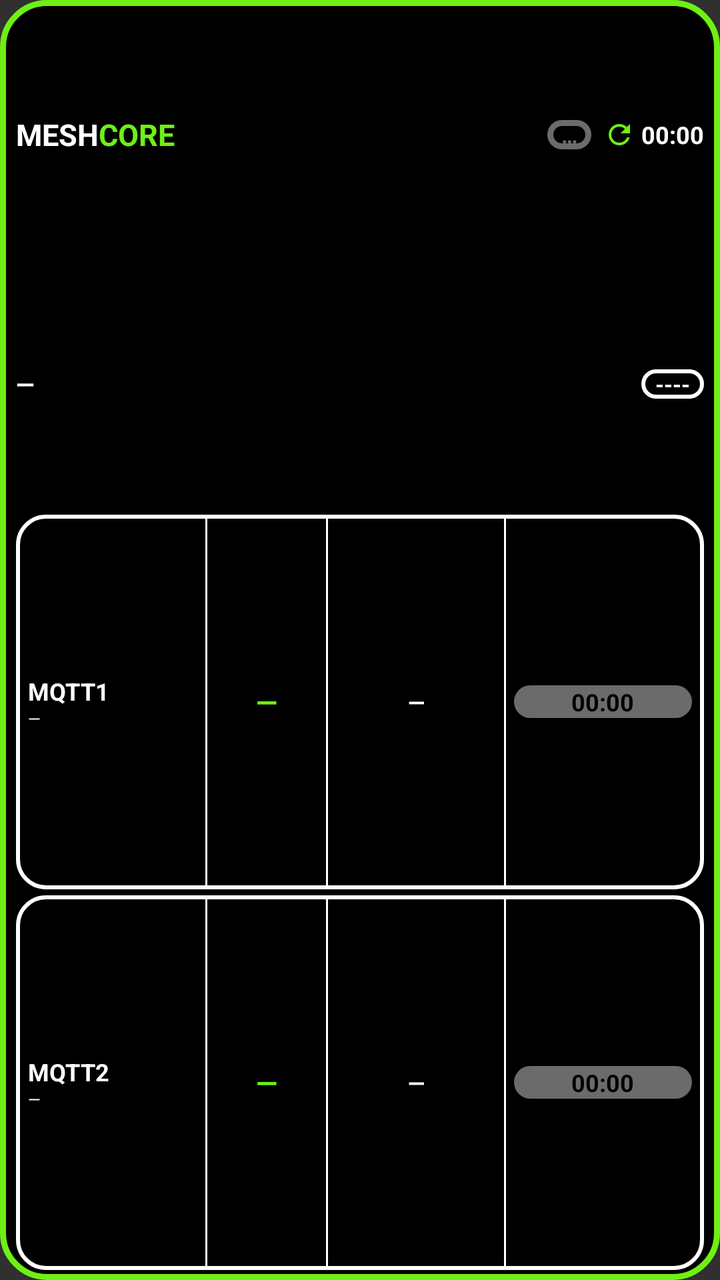
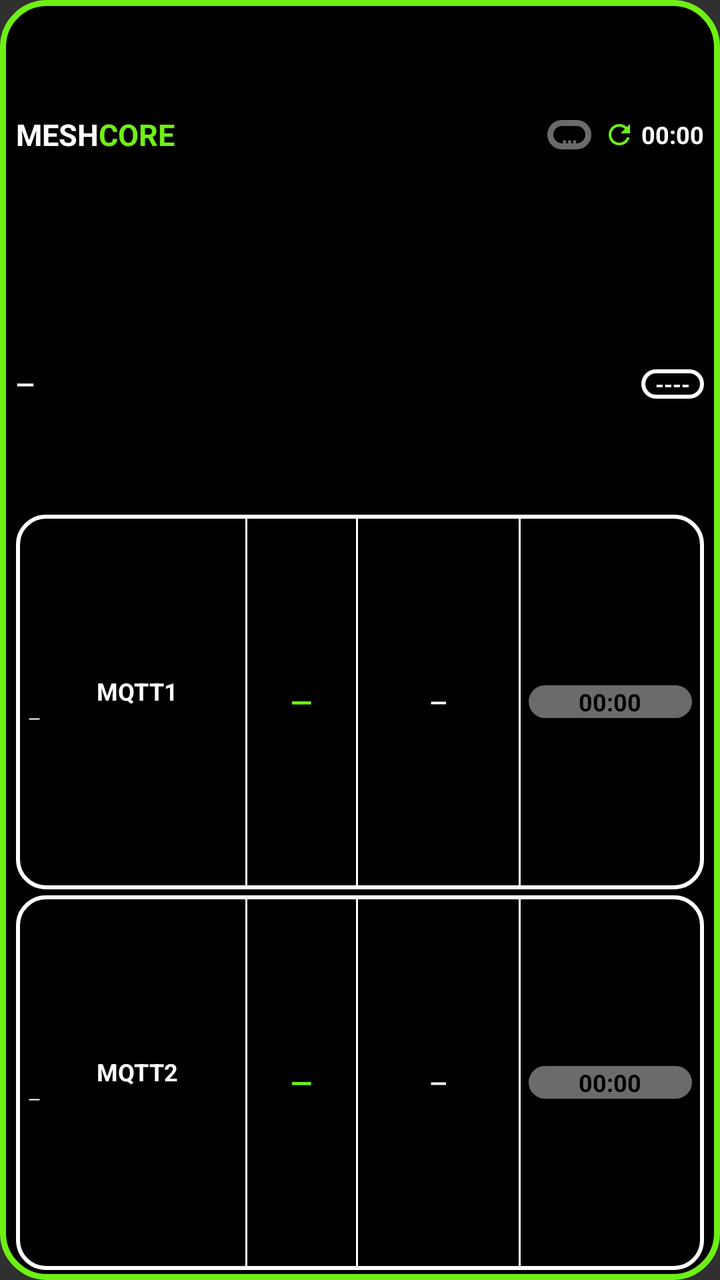

Compare the two renders of this Android layout. The source of the first and the diff that turns it into the second are given below.
<!-- AndroidManifest.xml: application theme android:Theme.Material.NoActionBar -->
<!-- res/layout/widget_observer_compact.xml -->
<?xml version="1.0" encoding="utf-8"?>
<LinearLayout xmlns:android="http://schemas.android.com/apk/res/android"
    android:id="@+id/widget_root"
    android:layout_width="match_parent"
    android:layout_height="match_parent"
    android:orientation="vertical"
    android:paddingStart="8dp" android:paddingEnd="8dp" android:paddingTop="5dp" android:paddingBottom="5dp"
    android:background="@drawable/widget_bg">

    <LinearLayout android:layout_width="match_parent" android:layout_height="0dp" android:layout_weight="2"
        android:orientation="horizontal" android:gravity="center_vertical">
        <TextView android:layout_width="wrap_content" android:layout_height="wrap_content" android:text="MESH" android:textColor="#FFFFFF" android:textStyle="bold" android:textSize="15sp" android:maxLines="1"/>
        <TextView android:layout_width="wrap_content" android:layout_height="wrap_content" android:text="CORE" android:textColor="#6EF015" android:textStyle="bold" android:textSize="15sp" android:maxLines="1"/>
        <FrameLayout android:layout_width="0dp" android:layout_height="1dp" android:layout_weight="1"/>
        <TextView android:id="@+id/obs_live" android:layout_width="wrap_content" android:layout_height="wrap_content"
            android:background="@drawable/live_gray" android:paddingStart="7dp" android:paddingEnd="7dp"
            android:text="…" android:textColor="#6B6B6B" android:textStyle="bold" android:textSize="11sp" android:maxLines="1"/>
        <ImageView android:id="@+id/refresh_icon" android:layout_width="16dp" android:layout_height="16dp" android:layout_marginStart="6dp"
            android:src="@drawable/ic_refresh" android:contentDescription="@null"/>
        <Chronometer android:id="@+id/interval_text" android:layout_width="wrap_content" android:layout_height="wrap_content"
            android:layout_marginStart="3dp" android:text="15 s" android:textColor="#FFFFFF" android:textStyle="bold" android:textSize="12sp" android:maxLines="1"/>
    </LinearLayout>

    <LinearLayout android:layout_width="match_parent" android:layout_height="0dp" android:layout_weight="2"
        android:orientation="horizontal" android:gravity="center_vertical">
        <TextView android:id="@+id/obs_name" android:layout_width="0dp" android:layout_height="wrap_content" android:layout_weight="1"
            android:text="—" android:textColor="#FFFFFF" android:textStyle="bold" android:textSize="12sp" android:maxLines="1" android:ellipsize="end"/>
        <TextView android:id="@+id/obs_hash" android:layout_width="wrap_content" android:layout_height="wrap_content"
            android:background="@drawable/badge_outline" android:paddingStart="7dp" android:paddingEnd="7dp"
            android:text="----" android:textColor="#FFFFFF" android:textStyle="bold" android:textSize="11sp" android:maxLines="1"/>
    </LinearLayout>

    <LinearLayout android:layout_width="match_parent" android:layout_height="0dp" android:layout_weight="3"
        android:layout_marginTop="3dp" android:orientation="horizontal" android:gravity="center_vertical"
        android:background="@drawable/card_outline" android:paddingStart="6dp" android:paddingEnd="6dp" android:paddingTop="2dp" android:paddingBottom="2dp">
        <LinearLayout android:layout_width="0dp" android:layout_height="wrap_content" android:layout_weight="3" android:orientation="vertical">
            <TextView android:layout_width="wrap_content" android:layout_height="wrap_content" android:text="MQTT1" android:textColor="#FFFFFF" android:textStyle="bold" android:textSize="12sp" android:maxLines="1"/>
            <TextView android:id="@+id/m1_host" android:layout_width="match_parent" android:layout_height="wrap_content" android:text="—" android:textColor="#FFFFFF" android:textSize="8sp" android:maxLines="1" android:ellipsize="end"/>
        </LinearLayout>
        <FrameLayout android:layout_width="1dp" android:layout_height="match_parent" android:background="#FFFFFF"/>
        <TextView android:id="@+id/m1_hour" android:layout_width="0dp" android:layout_height="wrap_content" android:layout_weight="2" android:gravity="center" android:text="—" android:textColor="#6EF015" android:textStyle="bold" android:textSize="14sp" android:maxLines="1"/>
        <LinearLayout android:id="@+id/m1_total_col" android:layout_width="0dp" android:layout_height="match_parent" android:layout_weight="3" android:orientation="horizontal" android:gravity="center_vertical">
            <FrameLayout android:layout_width="1dp" android:layout_height="match_parent" android:background="#FFFFFF"/>
            <TextView android:id="@+id/m1_total" android:layout_width="0dp" android:layout_height="wrap_content" android:layout_weight="1" android:gravity="center" android:text="—" android:textColor="#FFFFFF" android:textStyle="bold" android:textSize="11sp" android:maxLines="1"/>
        </LinearLayout>
        <FrameLayout android:layout_width="1dp" android:layout_height="match_parent" android:background="#FFFFFF"/>
        <Chronometer android:id="@+id/m1_last" android:layout_width="0dp" android:layout_height="wrap_content" android:layout_weight="3" android:layout_marginStart="4dp" android:gravity="center" android:background="@drawable/pill_gray" android:text="—" android:textColor="#000000" android:textStyle="bold" android:textSize="12sp" android:maxLines="1"/>
    </LinearLayout>

    <LinearLayout android:layout_width="match_parent" android:layout_height="0dp" android:layout_weight="3"
        android:layout_marginTop="3dp" android:orientation="horizontal" android:gravity="center_vertical"
        android:background="@drawable/card_outline" android:paddingStart="6dp" android:paddingEnd="6dp" android:paddingTop="2dp" android:paddingBottom="2dp">
        <LinearLayout android:layout_width="0dp" android:layout_height="wrap_content" android:layout_weight="3" android:orientation="vertical">
            <TextView android:layout_width="wrap_content" android:layout_height="wrap_content" android:text="MQTT2" android:textColor="#FFFFFF" android:textStyle="bold" android:textSize="12sp" android:maxLines="1"/>
            <TextView android:id="@+id/m2_host" android:layout_width="match_parent" android:layout_height="wrap_content" android:text="—" android:textColor="#FFFFFF" android:textSize="8sp" android:maxLines="1" android:ellipsize="end"/>
        </LinearLayout>
        <FrameLayout android:layout_width="1dp" android:layout_height="match_parent" android:background="#FFFFFF"/>
        <TextView android:id="@+id/m2_hour" android:layout_width="0dp" android:layout_height="wrap_content" android:layout_weight="2" android:gravity="center" android:text="—" android:textColor="#6EF015" android:textStyle="bold" android:textSize="14sp" android:maxLines="1"/>
        <LinearLayout android:id="@+id/m2_total_col" android:layout_width="0dp" android:layout_height="match_parent" android:layout_weight="3" android:orientation="horizontal" android:gravity="center_vertical">
            <FrameLayout android:layout_width="1dp" android:layout_height="match_parent" android:background="#FFFFFF"/>
            <TextView android:id="@+id/m2_total" android:layout_width="0dp" android:layout_height="wrap_content" android:layout_weight="1" android:gravity="center" android:text="—" android:textColor="#FFFFFF" android:textStyle="bold" android:textSize="11sp" android:maxLines="1"/>
        </LinearLayout>
        <FrameLayout android:layout_width="1dp" android:layout_height="match_parent" android:background="#FFFFFF"/>
        <Chronometer android:id="@+id/m2_last" android:layout_width="0dp" android:layout_height="wrap_content" android:layout_weight="3" android:layout_marginStart="4dp" android:gravity="center" android:background="@drawable/pill_gray" android:text="—" android:textColor="#000000" android:textStyle="bold" android:textSize="12sp" android:maxLines="1"/>
    </LinearLayout>
</LinearLayout>
<!-- resources referenced by this layout -->
<resources>
  <!-- drawable badge_outline (drawable) -->
  <?xml version="1.0" encoding="utf-8"?>
  <shape xmlns:android="http://schemas.android.com/apk/res/android" android:shape="rectangle">
      <solid android:color="#000000"/>
      <stroke android:width="2dp" android:color="#FFFFFF"/>
      <corners android:radius="9dp"/>
  </shape>
  <!-- drawable card_outline (drawable) -->
  <?xml version="1.0" encoding="utf-8"?>
  <shape xmlns:android="http://schemas.android.com/apk/res/android" android:shape="rectangle">
      <solid android:color="#000000"/>
      <stroke android:width="2dp" android:color="#FFFFFF"/>
      <corners android:radius="14dp"/>
  </shape>
  <!-- drawable ic_refresh (drawable) -->
  <?xml version="1.0" encoding="utf-8"?>
  <vector xmlns:android="http://schemas.android.com/apk/res/android" android:width="24dp" android:height="24dp" android:viewportWidth="24" android:viewportHeight="24">
      <path android:fillColor="#6EF015" android:pathData="M17.65,6.35C16.2,4.9 14.21,4 12,4c-4.42,0 -7.99,3.58 -7.99,8s3.57,8 7.99,8c3.73,0 6.84,-2.55 7.73,-6h-2.08c-0.82,2.33 -3.04,4 -5.65,4 -3.31,0 -6,-2.69 -6,-6s2.69,-6 6,-6c1.66,0 3.14,0.69 4.22,1.78L13,11h7V4l-2.35,2.35z"/>
  </vector>
  <!-- drawable live_gray (drawable) -->
  <?xml version="1.0" encoding="utf-8"?>
  <shape xmlns:android="http://schemas.android.com/apk/res/android" android:shape="rectangle">
      <solid android:color="#000000"/>
      <stroke android:width="3dp" android:color="#6B6B6B"/>
      <corners android:radius="12dp"/>
  </shape>
  <!-- drawable pill_gray (drawable) -->
  <?xml version="1.0" encoding="utf-8"?>
  <shape xmlns:android="http://schemas.android.com/apk/res/android" android:shape="rectangle">
      <solid android:color="#6B6B6B"/>
      <corners android:radius="11dp"/>
  </shape>
  <!-- drawable widget_bg (drawable) -->
  <?xml version="1.0" encoding="utf-8"?>
  <shape xmlns:android="http://schemas.android.com/apk/res/android" android:shape="rectangle">
      <solid android:color="#000000"/>
      <stroke android:width="3dp" android:color="#6EF015"/>
      <corners android:radius="22dp"/>
  </shape>
</resources>

<!-- the commit's change to res/layout/widget_observer_compact.xml (unified diff, before → after) -->
@@ -33,34 +33,34 @@
     <LinearLayout android:layout_width="match_parent" android:layout_height="0dp" android:layout_weight="3"
         android:layout_marginTop="3dp" android:orientation="horizontal" android:gravity="center_vertical"
         android:background="@drawable/card_outline" android:paddingStart="6dp" android:paddingEnd="6dp" android:paddingTop="2dp" android:paddingBottom="2dp">
-        <LinearLayout android:layout_width="0dp" android:layout_height="wrap_content" android:layout_weight="3" android:orientation="vertical">
-            <TextView android:layout_width="wrap_content" android:layout_height="wrap_content" android:text="MQTT1" android:textColor="#FFFFFF" android:textStyle="bold" android:textSize="12sp" android:maxLines="1"/>
-            <TextView android:id="@+id/m1_host" android:layout_width="match_parent" android:layout_height="wrap_content" android:text="—" android:textColor="#FFFFFF" android:textSize="8sp" android:maxLines="1" android:ellipsize="end"/>
+        <LinearLayout android:layout_width="0dp" android:layout_height="wrap_content" android:layout_weight="4" android:orientation="vertical">
+            <TextView android:layout_width="match_parent" android:layout_height="wrap_content" android:text="MQTT1" android:textColor="#FFFFFF" android:textStyle="bold" android:gravity="center" android:textSize="12sp" android:maxLines="1" android:autoSizeTextType="uniform" android:autoSizeMinTextSize="9sp" android:autoSizeMaxTextSize="12sp" android:autoSizeStepGranularity="1sp"/>
+            <TextView android:id="@+id/m1_host" android:layout_width="match_parent" android:layout_height="wrap_content" android:text="—" android:textColor="#FFFFFF" android:textSize="8sp" android:maxLines="1" android:ellipsize="end" android:autoSizeTextType="uniform" android:autoSizeMinTextSize="6sp" android:autoSizeMaxTextSize="8sp" android:autoSizeStepGranularity="1sp"/>
         </LinearLayout>
         <FrameLayout android:layout_width="1dp" android:layout_height="match_parent" android:background="#FFFFFF"/>
-        <TextView android:id="@+id/m1_hour" android:layout_width="0dp" android:layout_height="wrap_content" android:layout_weight="2" android:gravity="center" android:text="—" android:textColor="#6EF015" android:textStyle="bold" android:textSize="14sp" android:maxLines="1"/>
+        <TextView android:id="@+id/m1_hour" android:layout_width="0dp" android:layout_height="wrap_content" android:layout_weight="2" android:gravity="center" android:text="—" android:textColor="#6EF015" android:textStyle="bold" android:textSize="14sp" android:maxLines="1" android:autoSizeTextType="uniform" android:autoSizeMinTextSize="10sp" android:autoSizeMaxTextSize="14sp" android:autoSizeStepGranularity="1sp"/>
         <LinearLayout android:id="@+id/m1_total_col" android:layout_width="0dp" android:layout_height="match_parent" android:layout_weight="3" android:orientation="horizontal" android:gravity="center_vertical">
             <FrameLayout android:layout_width="1dp" android:layout_height="match_parent" android:background="#FFFFFF"/>
-            <TextView android:id="@+id/m1_total" android:layout_width="0dp" android:layout_height="wrap_content" android:layout_weight="1" android:gravity="center" android:text="—" android:textColor="#FFFFFF" android:textStyle="bold" android:textSize="11sp" android:maxLines="1"/>
+            <TextView android:id="@+id/m1_total" android:layout_width="0dp" android:layout_height="wrap_content" android:layout_weight="1" android:gravity="center" android:text="—" android:textColor="#FFFFFF" android:textStyle="bold" android:textSize="11sp" android:maxLines="1" android:autoSizeTextType="uniform" android:autoSizeMinTextSize="8sp" android:autoSizeMaxTextSize="11sp" android:autoSizeStepGranularity="1sp"/>
         </LinearLayout>
         <FrameLayout android:layout_width="1dp" android:layout_height="match_parent" android:background="#FFFFFF"/>
-        <Chronometer android:id="@+id/m1_last" android:layout_width="0dp" android:layout_height="wrap_content" android:layout_weight="3" android:layout_marginStart="4dp" android:gravity="center" android:background="@drawable/pill_gray" android:text="—" android:textColor="#000000" android:textStyle="bold" android:textSize="12sp" android:maxLines="1"/>
+        <Chronometer android:id="@+id/m1_last" android:layout_width="0dp" android:layout_height="wrap_content" android:layout_weight="3" android:layout_marginStart="4dp" android:gravity="center" android:background="@drawable/pill_gray" android:text="—" android:textColor="#000000" android:textStyle="bold" android:textSize="12sp" android:maxLines="1" android:autoSizeTextType="uniform" android:autoSizeMinTextSize="9sp" android:autoSizeMaxTextSize="12sp" android:autoSizeStepGranularity="1sp"/>
     </LinearLayout>
 
     <LinearLayout android:layout_width="match_parent" android:layout_height="0dp" android:layout_weight="3"
         android:layout_marginTop="3dp" android:orientation="horizontal" android:gravity="center_vertical"
         android:background="@drawable/card_outline" android:paddingStart="6dp" android:paddingEnd="6dp" android:paddingTop="2dp" android:paddingBottom="2dp">
-        <LinearLayout android:layout_width="0dp" android:layout_height="wrap_content" android:layout_weight="3" android:orientation="vertical">
-            <TextView android:layout_width="wrap_content" android:layout_height="wrap_content" android:text="MQTT2" android:textColor="#FFFFFF" android:textStyle="bold" android:textSize="12sp" android:maxLines="1"/>
-            <TextView android:id="@+id/m2_host" android:layout_width="match_parent" android:layout_height="wrap_content" android:text="—" android:textColor="#FFFFFF" android:textSize="8sp" android:maxLines="1" android:ellipsize="end"/>
+        <LinearLayout android:layout_width="0dp" android:layout_height="wrap_content" android:layout_weight="4" android:orientation="vertical">
+            <TextView android:layout_width="match_parent" android:layout_height="wrap_content" android:text="MQTT2" android:textColor="#FFFFFF" android:textStyle="bold" android:gravity="center" android:textSize="12sp" android:maxLines="1" android:autoSizeTextType="uniform" android:autoSizeMinTextSize="9sp" android:autoSizeMaxTextSize="12sp" android:autoSizeStepGranularity="1sp"/>
+            <TextView android:id="@+id/m2_host" android:layout_width="match_parent" android:layout_height="wrap_content" android:text="—" android:textColor="#FFFFFF" android:textSize="8sp" android:maxLines="1" android:ellipsize="end" android:autoSizeTextType="uniform" android:autoSizeMinTextSize="6sp" android:autoSizeMaxTextSize="8sp" android:autoSizeStepGranularity="1sp"/>
         </LinearLayout>
         <FrameLayout android:layout_width="1dp" android:layout_height="match_parent" android:background="#FFFFFF"/>
-        <TextView android:id="@+id/m2_hour" android:layout_width="0dp" android:layout_height="wrap_content" android:layout_weight="2" android:gravity="center" android:text="—" android:textColor="#6EF015" android:textStyle="bold" android:textSize="14sp" android:maxLines="1"/>
+        <TextView android:id="@+id/m2_hour" android:layout_width="0dp" android:layout_height="wrap_content" android:layout_weight="2" android:gravity="center" android:text="—" android:textColor="#6EF015" android:textStyle="bold" android:textSize="14sp" android:maxLines="1" android:autoSizeTextType="uniform" android:autoSizeMinTextSize="10sp" android:autoSizeMaxTextSize="14sp" android:autoSizeStepGranularity="1sp"/>
         <LinearLayout android:id="@+id/m2_total_col" android:layout_width="0dp" android:layout_height="match_parent" android:layout_weight="3" android:orientation="horizontal" android:gravity="center_vertical">
             <FrameLayout android:layout_width="1dp" android:layout_height="match_parent" android:background="#FFFFFF"/>
-            <TextView android:id="@+id/m2_total" android:layout_width="0dp" android:layout_height="wrap_content" android:layout_weight="1" android:gravity="center" android:text="—" android:textColor="#FFFFFF" android:textStyle="bold" android:textSize="11sp" android:maxLines="1"/>
+            <TextView android:id="@+id/m2_total" android:layout_width="0dp" android:layout_height="wrap_content" android:layout_weight="1" android:gravity="center" android:text="—" android:textColor="#FFFFFF" android:textStyle="bold" android:textSize="11sp" android:maxLines="1" android:autoSizeTextType="uniform" android:autoSizeMinTextSize="8sp" android:autoSizeMaxTextSize="11sp" android:autoSizeStepGranularity="1sp"/>
         </LinearLayout>
         <FrameLayout android:layout_width="1dp" android:layout_height="match_parent" android:background="#FFFFFF"/>
-        <Chronometer android:id="@+id/m2_last" android:layout_width="0dp" android:layout_height="wrap_content" android:layout_weight="3" android:layout_marginStart="4dp" android:gravity="center" android:background="@drawable/pill_gray" android:text="—" android:textColor="#000000" android:textStyle="bold" android:textSize="12sp" android:maxLines="1"/>
+        <Chronometer android:id="@+id/m2_last" android:layout_width="0dp" android:layout_height="wrap_content" android:layout_weight="3" android:layout_marginStart="4dp" android:gravity="center" android:background="@drawable/pill_gray" android:text="—" android:textColor="#000000" android:textStyle="bold" android:textSize="12sp" android:maxLines="1" android:autoSizeTextType="uniform" android:autoSizeMinTextSize="9sp" android:autoSizeMaxTextSize="12sp" android:autoSizeStepGranularity="1sp"/>
     </LinearLayout>
 </LinearLayout>
